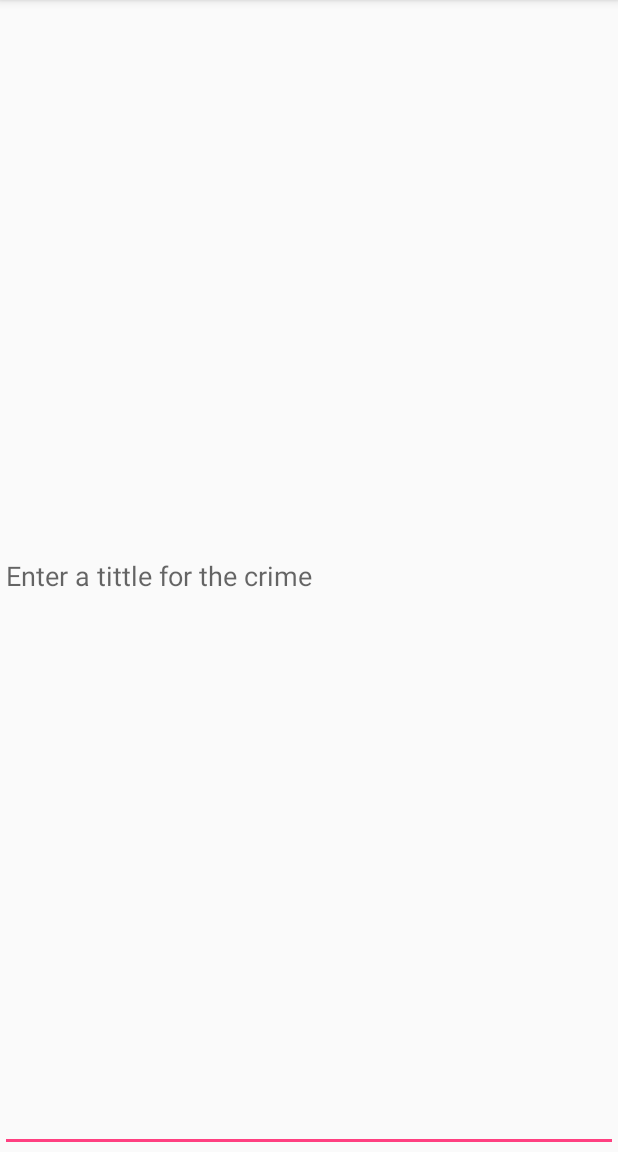
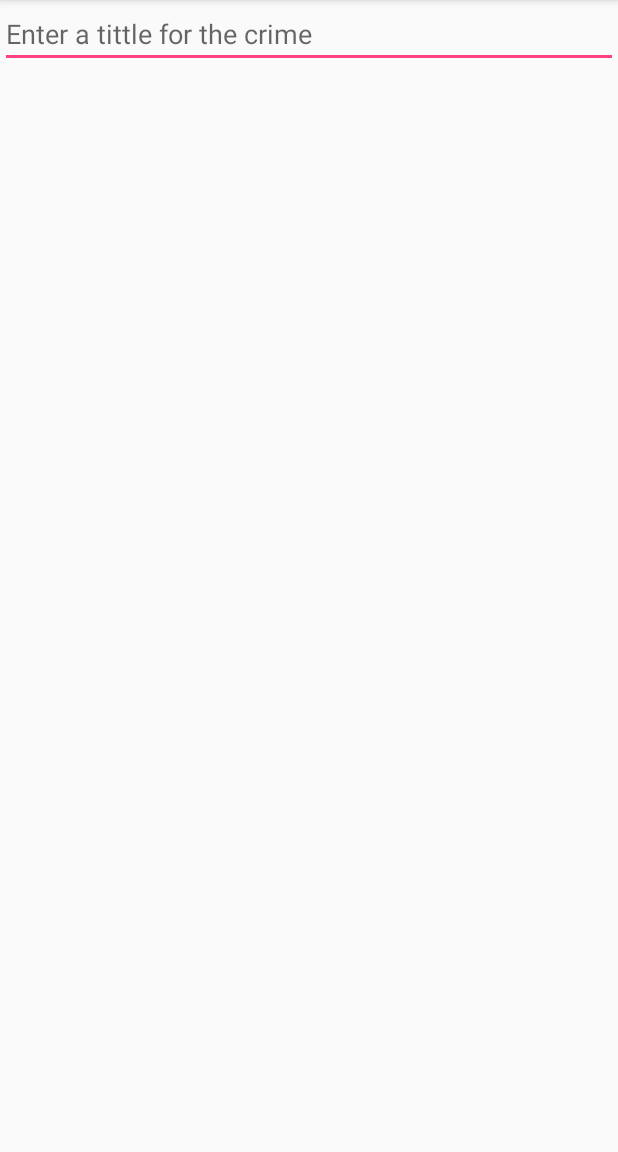
Before and after one commit to M0N3/CriminalIntent, an Android app: the screen it shows after launch (CrimeActivity), on a phone screen of 412 x 824 dp, the part 84-1236 px from its top. Run offline under Robolectric (Android 15) with nearby library versions, the phone set to English and light mode, and no system bars; our stand-ins replace ButterKnife.

```diff
--- a/app/build.gradle
+++ b/app/build.gradle
@@ -27,4 +27,6 @@ dependencies {
     compile 'com.android.support:appcompat-v7:24.2.1'
     testCompile 'junit:junit:4.12'
     compile 'com.android.support:support-v4:25.2.0'
+    compile 'com.jakewharton:butterknife:8.5.1'
+    annotationProcessor 'com.jakewharton:butterknife-compiler:8.5.1'
 }
--- a/app/src/main/java/com/example/illum/criminalintent/CrimeFragment.java
+++ b/app/src/main/java/com/example/illum/criminalintent/CrimeFragment.java
@@ -10,19 +10,22 @@ import android.view.View;
 import android.view.ViewGroup;
 import android.widget.EditText;
 
+import butterknife.BindView;
+import butterknife.ButterKnife;
+
 /**
  * Created by illum on 3/26/2017.
  */
 
 public class CrimeFragment extends Fragment {
     private Crime mCrime;
-    private EditText mTitleField;
+    @BindView(R.id.crime_title) EditText mTitleField;
 
     @Nullable
     @Override
     public View onCreateView(LayoutInflater inflater, @Nullable ViewGroup container, @Nullable Bundle savedInstanceState) {
         View v = inflater.inflate(R.layout.fragment_crime, container, false);
-        mTitleField = (EditText) v.findViewById(R.id.crime_title);
+        ButterKnife.bind(this, v);
         mTitleField.addTextChangedListener(new TextWatcher() {
             @Override
             public void beforeTextChanged(CharSequence s, int start, int count, int after) {
--- a/app/src/main/res/layout/fragment_crime.xml
+++ b/app/src/main/res/layout/fragment_crime.xml
@@ -6,6 +6,6 @@
 <EditText
     android:id="@+id/crime_title"
     android:layout_width="match_parent"
-    android:layout_height="match_parent"
+    android:layout_height="wrap_content"
     android:hint="@string/crime_tittle_hint"/>
 </LinearLayout>
```
